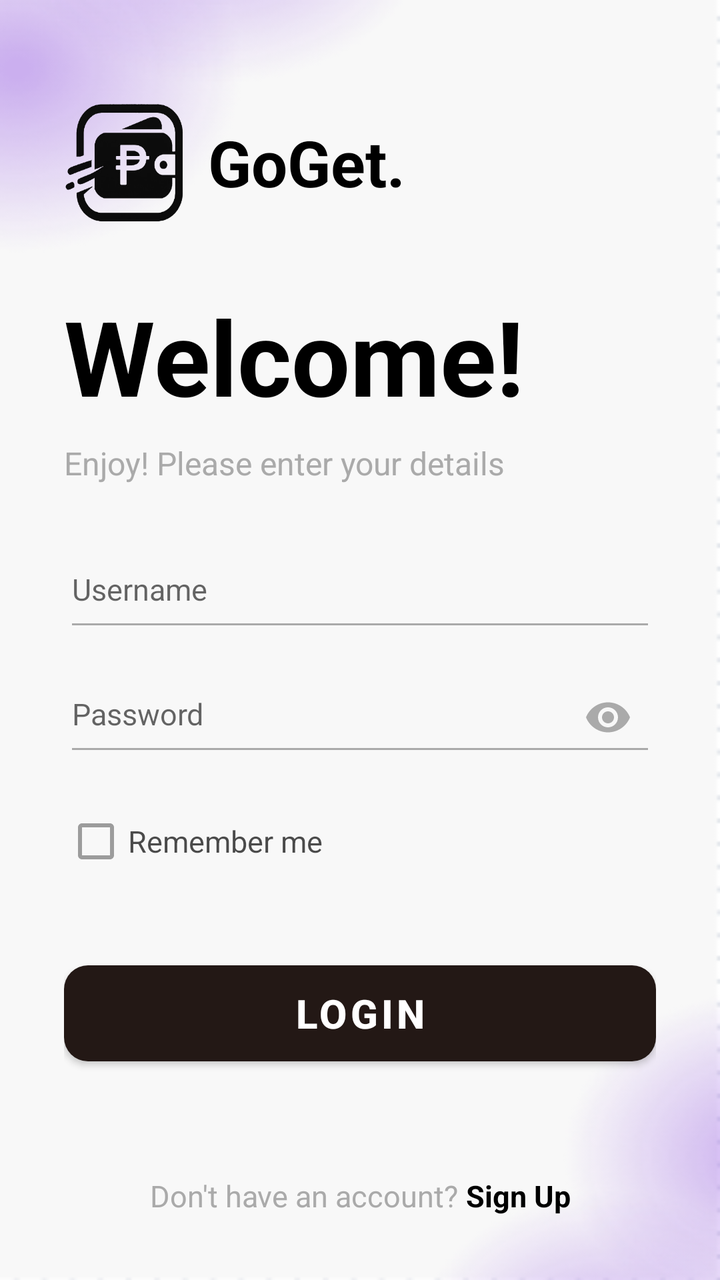
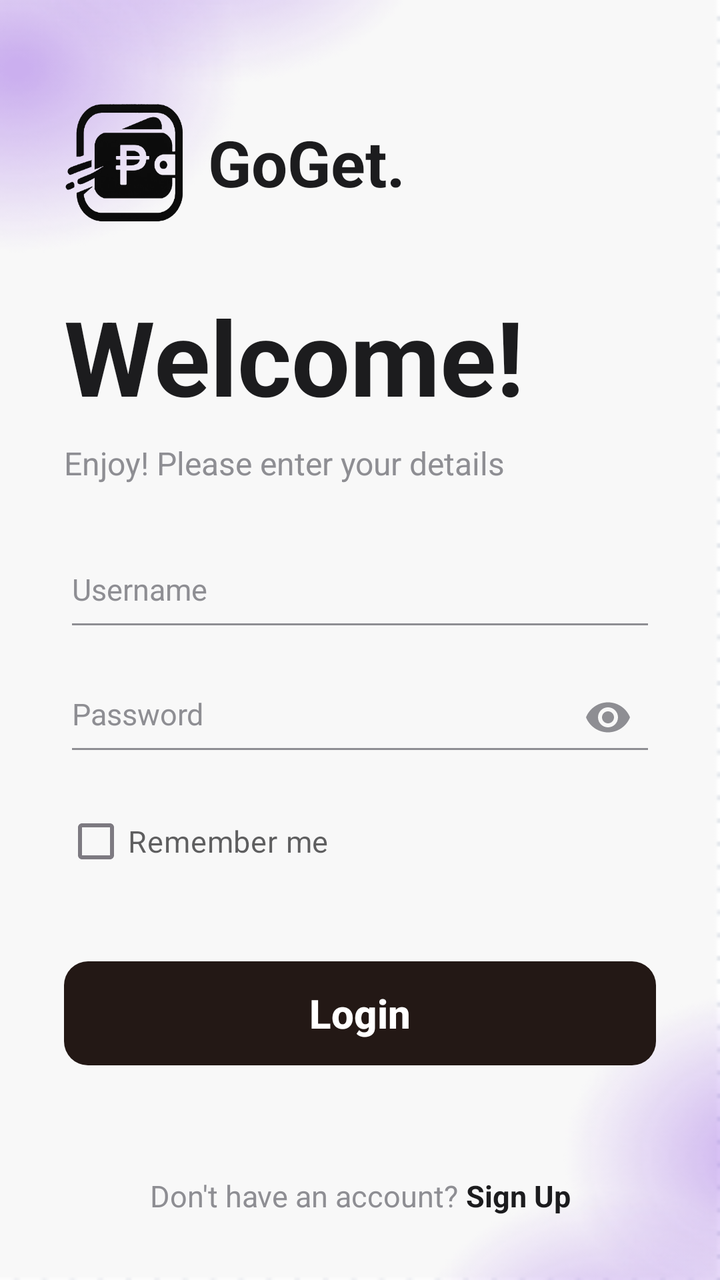

An Android layout rendered at two revisions. The XML below is the earlier revision; the diff shows what the commit changed to produce the second picture.
<!-- AndroidManifest.xml: application theme Theme.GoGetCash -->
<!-- res/layout/login_design_activity.xml -->
<?xml version="1.0" encoding="utf-8"?>
<androidx.constraintlayout.widget.ConstraintLayout xmlns:android="http://schemas.android.com/apk/res/android"
    xmlns:app="http://schemas.android.com/apk/res-auto"
    xmlns:tools="http://schemas.android.com/tools"
    android:id="@+id/main"
    android:layout_width="match_parent"
    android:layout_height="match_parent"
    android:background="@drawable/login_bg"
    android:paddingHorizontal="32dp"
    tools:context=".MainActivity">

    
    <ImageView
        android:id="@+id/ivLogo"
        android:layout_width="60dp"
        android:layout_height="60dp"
        android:background="@drawable/gogets_logo_full"
        app:layout_constraintBottom_toTopOf="@+id/tvWelcome"
        app:layout_constraintEnd_toEndOf="parent"
        app:layout_constraintHorizontal_bias="0.0"
        app:layout_constraintStart_toStartOf="parent"
        app:layout_constraintTop_toTopOf="parent"
        app:layout_constraintVertical_chainStyle="packed" />

    <TextView
        android:id="@+id/tvAppName"
        android:layout_width="wrap_content"
        android:layout_height="wrap_content"
        android:layout_marginStart="12dp"
        android:text="GoGet."
        android:textColor="@android:color/black"
        android:textSize="32sp"
        android:textStyle="bold"
        app:layout_constraintBottom_toBottomOf="@+id/ivLogo"
        app:layout_constraintStart_toEndOf="@+id/ivLogo"
        app:layout_constraintTop_toTopOf="@+id/ivLogo" />

    
    <TextView
        android:id="@+id/tvWelcome"
        android:layout_width="wrap_content"
        android:layout_height="wrap_content"
        android:layout_marginTop="32dp"
        android:text="Welcome!"
        android:textColor="@android:color/black"
        android:textSize="52sp"
        android:textStyle="bold"
        app:layout_constraintBottom_toTopOf="@+id/tvInstruction"
        app:layout_constraintStart_toStartOf="parent"
        app:layout_constraintTop_toBottomOf="@+id/ivLogo" />

    <TextView
        android:id="@+id/tvInstruction"
        android:layout_width="wrap_content"
        android:layout_height="wrap_content"
        android:layout_marginTop="8dp"
        android:text="Enjoy! Please enter your details"
        android:textColor="@android:color/darker_gray"
        android:textSize="16sp"
        app:layout_constraintBottom_toTopOf="@+id/etUsername"
        app:layout_constraintStart_toStartOf="parent"
        app:layout_constraintTop_toBottomOf="@id/tvWelcome" />

    
    
    <EditText
        android:id="@+id/etUsername"
        android:layout_width="0dp"
        android:layout_height="wrap_content"
        android:layout_marginTop="32dp"
        android:backgroundTint="@android:color/darker_gray"
        android:hint="Username"
        android:inputType="textEmailAddress"
        android:paddingBottom="16dp"
        android:textSize="15sp"
        app:layout_constraintBottom_toTopOf="@+id/passwordContainer"
        app:layout_constraintEnd_toEndOf="parent"
        app:layout_constraintStart_toStartOf="parent"
        app:layout_constraintTop_toBottomOf="@+id/tvInstruction" />

    
    <FrameLayout
        android:id="@+id/passwordContainer"
        android:layout_width="0dp"
        android:layout_height="wrap_content"
        android:layout_marginTop="16dp"
        app:layout_constraintBottom_toTopOf="@+id/cbRememberMe"
        app:layout_constraintEnd_toEndOf="parent"
        app:layout_constraintStart_toStartOf="parent"
        app:layout_constraintTop_toBottomOf="@+id/etUsername">

        <EditText
            android:id="@+id/etPassword"
            android:layout_width="match_parent"
            android:layout_height="wrap_content"
            android:backgroundTint="@android:color/darker_gray"
            android:hint="Password"
            android:inputType="textPassword"
            android:paddingEnd="48dp"
            android:paddingBottom="16dp"
            android:textSize="15sp"
            tools:ignore="RtlSymmetry" />

        <ImageButton
            android:id="@+id/ivPasswordToggle"
            android:layout_width="48dp"
            android:layout_height="48dp"
            android:layout_gravity="end|center_vertical"
            android:background="?attr/selectableItemBackgroundBorderless"
            android:contentDescription="Show/Hide Password"
            android:paddingBottom="4dp"
            android:src="@drawable/ic_eye_visibilitys"
            app:tint="@android:color/darker_gray" />


    </FrameLayout>

    
    <CheckBox
        android:id="@+id/cbRememberMe"
        android:layout_width="wrap_content"
        android:layout_height="wrap_content"
        android:layout_marginTop="12dp"
        android:alpha="0.7"
        android:text="Remember me"
        android:textSize="15sp"
        app:layout_constraintBottom_toTopOf="@+id/btnLogin"
        app:layout_constraintStart_toStartOf="parent"
        app:layout_constraintTop_toBottomOf="@+id/passwordContainer" />


    
    <com.google.android.material.button.MaterialButton
        android:id="@+id/btnLogin"
        android:layout_width="0dp"
        android:layout_height="60dp"
        android:layout_marginTop="32dp"
        android:text="Login"
        android:textColor="@android:color/white"
        android:textSize="20sp"
        android:textStyle="bold"
        app:backgroundTint="#231815"
        app:cornerRadius="12dp"
        app:layout_constraintBottom_toTopOf="@+id/bottom_nav_container"
        app:layout_constraintEnd_toEndOf="parent"
        app:layout_constraintStart_toStartOf="parent"
        app:layout_constraintTop_toBottomOf="@+id/cbRememberMe" />

    
    <LinearLayout
        android:id="@+id/bottom_nav_container"
        android:layout_width="wrap_content"
        android:layout_height="wrap_content"
        android:layout_marginBottom="32dp"
        android:orientation="horizontal"
        app:layout_constraintBottom_toBottomOf="parent"
        app:layout_constraintEnd_toEndOf="parent"
        app:layout_constraintStart_toStartOf="parent">

        <TextView
            android:id="@+id/tvNoAccount"
            android:layout_width="wrap_content"
            android:layout_height="wrap_content"
            android:text="Don't have an account? "
            android:textColor="@android:color/darker_gray"
            android:textSize="15sp" />

        <TextView
            android:id="@+id/tvSignUp"
            android:layout_width="wrap_content"
            android:layout_height="wrap_content"
            android:text="Sign Up"
            android:textColor="@android:color/black"
            android:textSize="15sp"
            android:textStyle="bold" />
    </LinearLayout>

</androidx.constraintlayout.widget.ConstraintLayout>
<!-- resources referenced by this layout -->
<resources>
  <!-- drawable gogets_logo_full: png bitmap (drawable, 37815 bytes) -->
  <!-- drawable ic_eye_visibilitys (drawable) -->
  <vector xmlns:android="http://schemas.android.com/apk/res/android"
      android:width="24dp"
      android:height="24dp"
      android:viewportWidth="24"
      android:viewportHeight="24"
      android:tint="?attr/colorControlNormal">
      <path
          android:fillColor="@android:color/white"
          android:pathData="M12,4.5C7,4.5 2.73,7.61 1,12c1.73,4.39 6,7.5 11,7.5s9.27,-3.11 11,-7.5C21.27,7.61 17,4.5 12,4.5zM12,17c-2.76,0 -5,-2.24 -5,-5s2.24,-5 5,-5 5,2.24 5,5 -2.24,5 -5,5zM12,9c-1.66,0 -3,1.34 -3,3s1.34,3 3,3 3,-1.34 3,-3 -1.34,-3 -3,-3z"/>
  </vector>
  <!-- drawable login_bg: png bitmap (drawable, 19381 bytes) -->
  <style name="Theme.GoGetCash" parent="Theme.MaterialComponents.DayNight.NoActionBar">
          
  
      </style>
</resources>

<!-- the commit's change to res/layout/login_design_activity.xml (unified diff, before → after) -->
@@ -28,7 +28,7 @@
         android:layout_height="wrap_content"
         android:layout_marginStart="12dp"
         android:text="GoGet."
-        android:textColor="@android:color/black"
+        android:textColor="@color/textPrimary"
         android:textSize="32sp"
         android:textStyle="bold"
         app:layout_constraintBottom_toBottomOf="@+id/ivLogo"
@@ -42,7 +42,7 @@
         android:layout_height="wrap_content"
         android:layout_marginTop="32dp"
         android:text="Welcome!"
-        android:textColor="@android:color/black"
+        android:textColor="@color/textPrimary"
         android:textSize="52sp"
         android:textStyle="bold"
         app:layout_constraintBottom_toTopOf="@+id/tvInstruction"
@@ -55,7 +55,7 @@
         android:layout_height="wrap_content"
         android:layout_marginTop="8dp"
         android:text="Enjoy! Please enter your details"
-        android:textColor="@android:color/darker_gray"
+        android:textColor="@color/textSecondary"
         android:textSize="16sp"
         app:layout_constraintBottom_toTopOf="@+id/etUsername"
         app:layout_constraintStart_toStartOf="parent"
@@ -68,8 +68,10 @@
         android:layout_width="0dp"
         android:layout_height="wrap_content"
         android:layout_marginTop="32dp"
-        android:backgroundTint="@android:color/darker_gray"
+        android:backgroundTint="@color/textSecondary"
         android:hint="Username"
+        android:textColor="@color/textPrimary"
+        android:textColorHint="@color/textSecondary"
         android:inputType="textEmailAddress"
         android:paddingBottom="16dp"
         android:textSize="15sp"
@@ -93,8 +95,10 @@
             android:id="@+id/etPassword"
             android:layout_width="match_parent"
             android:layout_height="wrap_content"
-            android:backgroundTint="@android:color/darker_gray"
+            android:backgroundTint="@color/textSecondary"
             android:hint="Password"
+            android:textColor="@color/textPrimary"
+            android:textColorHint="@color/textSecondary"
             android:inputType="textPassword"
             android:paddingEnd="48dp"
             android:paddingBottom="16dp"
@@ -110,7 +114,7 @@
             android:contentDescription="Show/Hide Password"
             android:paddingBottom="4dp"
             android:src="@drawable/ic_eye_visibilitys"
-            app:tint="@android:color/darker_gray" />
+            app:tint="@color/textSecondary" />
 
 
     </FrameLayout>
@@ -123,6 +127,7 @@
         android:layout_marginTop="12dp"
         android:alpha="0.7"
         android:text="Remember me"
+        android:textColor="@color/textPrimary"
         android:textSize="15sp"
         app:layout_constraintBottom_toTopOf="@+id/btnLogin"
         app:layout_constraintStart_toStartOf="parent"
@@ -136,7 +141,7 @@
         android:layout_height="60dp"
         android:layout_marginTop="32dp"
         android:text="Login"
-        android:textColor="@android:color/white"
+        android:textColor="@color/white"
         android:textSize="20sp"
         android:textStyle="bold"
         app:backgroundTint="#231815"
@@ -162,7 +167,7 @@
             android:layout_width="wrap_content"
             android:layout_height="wrap_content"
             android:text="Don't have an account? "
-            android:textColor="@android:color/darker_gray"
+            android:textColor="@color/textSecondary"
             android:textSize="15sp" />
 
         <TextView
@@ -170,7 +175,7 @@
             android:layout_width="wrap_content"
             android:layout_height="wrap_content"
             android:text="Sign Up"
-            android:textColor="@android:color/black"
+            android:textColor="@color/textPrimary"
             android:textSize="15sp"
             android:textStyle="bold" />
     </LinearLayout>
<!-- resource entries referenced after the edit -->
@@ -1,5 +1,8 @@
 <!-- resources referenced by this layout -->
 <resources>
+  <color name="textPrimary">#1C1C1E</color>
+  <color name="textSecondary">#8E8E93</color>
+  <color name="white">#FFFFFFFF</color>
   <!-- drawable gogets_logo_full: png bitmap (drawable, 37815 bytes) -->
   <!-- drawable ic_eye_visibilitys (drawable) -->
   <vector xmlns:android="http://schemas.android.com/apk/res/android"
@@ -13,9 +16,11 @@
           android:pathData="M12,4.5C7,4.5 2.73,7.61 1,12c1.73,4.39 6,7.5 11,7.5s9.27,-3.11 11,-7.5C21.27,7.61 17,4.5 12,4.5zM12,17c-2.76,0 -5,-2.24 -5,-5s2.24,-5 5,-5 5,2.24 5,5 -2.24,5 -5,5zM12,9c-1.66,0 -3,1.34 -3,3s1.34,3 3,3 3,-1.34 3,-3 -1.34,-3 -3,-3z"/>
   </vector>
   <!-- drawable login_bg: png bitmap (drawable, 19381 bytes) -->
-  <style name="Theme.GoGetCash" parent="Theme.MaterialComponents.DayNight.NoActionBar">
+  <style name="Theme.GoGetCash" parent="Theme.Material3.DayNight.NoActionBar">
           
-  
+          <item name="android:textColorPrimary">@color/textPrimary</item>
+          <item name="android:textColorSecondary">@color/textSecondary</item>
+          <item name="android:textColorHint">@color/textSecondary</item>
       </style>
 </resources>
 
